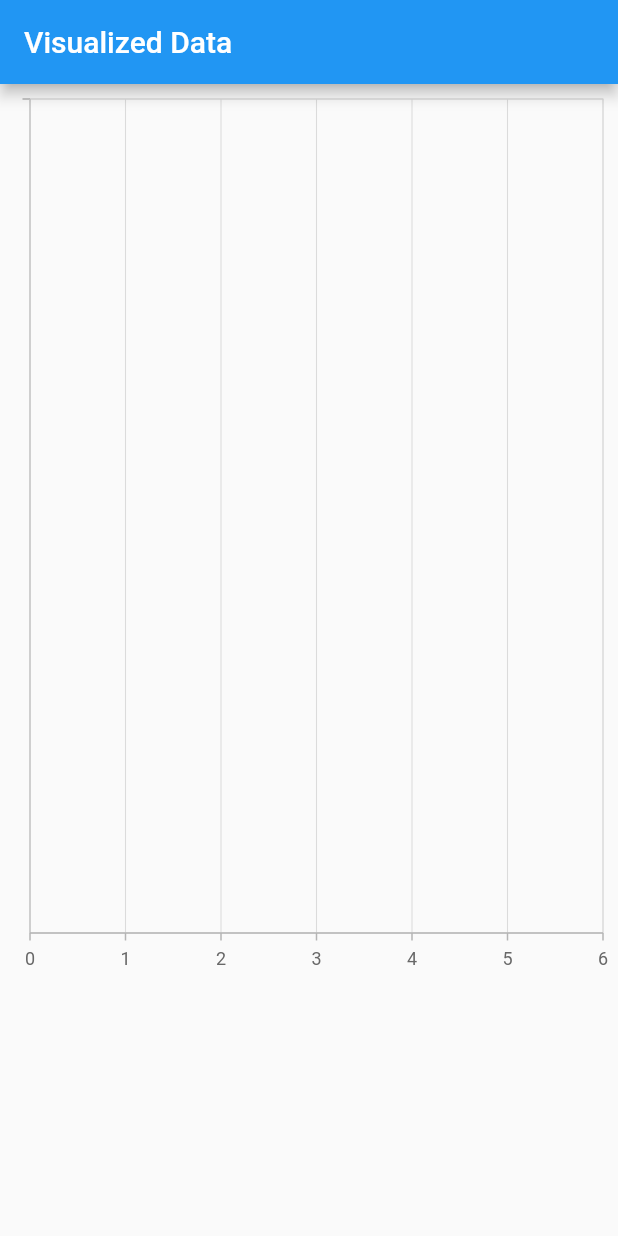
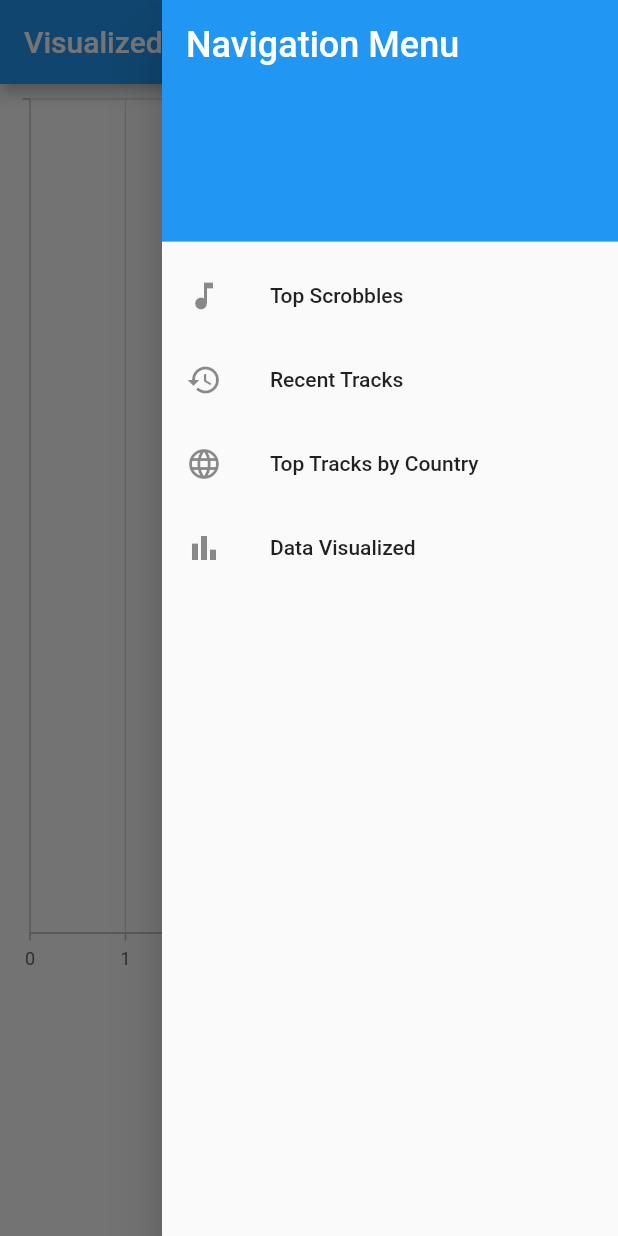
Before and after one commit to CSCI4100U/musicVisualized, a Flutter app: the VisualizedDataPage screen opened directly, with the side drawer open (before the commit the screen has no drawer), on a phone screen of 412 x 824 dp. Run offline on Flutter 3.47's test engine with Material 2 defaults, Android fonts, the phone set to English and light mode, and no system bars; our stand-ins replace cloud_firestore, country_picker, firebase_core, flutter_dotenv, geocoding, geolocator and 3 more; accounts and stored records are empty.

Commit message:
bug-fixing

```diff
--- a/final_project/lib/main.dart
+++ b/final_project/lib/main.dart
@@ -5,9 +5,11 @@
 import '../account/login.dart';
 import '../account/registration.dart';
 
+
 Future<void> main() async {
   // WidgetsFlutterBinding.ensureInitialized();
   // await Firebase.initializeApp();
+
   runApp(MyApp());
 }
 
@@ -26,6 +28,7 @@
 }
 
 class MyHomePage extends StatelessWidget {
+
   void navigateToLogin(BuildContext context) {
     Navigator.push(
       context,
@@ -33,7 +36,9 @@
         builder: (context) => LoginPage(toggleView: () => navigateToRegister(context)),
       ),
     );
+
   }
+
 
   void navigateToRegister(BuildContext context) {
     Navigator.push(
--- a/final_project/lib/top_data/top_visulized_data.dart
+++ b/final_project/lib/top_data/top_visulized_data.dart
@@ -5,6 +5,10 @@
 import 'package:shared_preferences/shared_preferences.dart'; // for local storage
 import 'package:syncfusion_flutter_charts/charts.dart'; // for Syncfusion charts
 import '../utils/db_utils.dart';
+import 'top_scrobbles.dart'; // Ensure you have this page
+import '../recent_tracks.dart'; // Ensure you have this page
+import 'geo_top_tracks.dart'; // Ensure you have this page
+
 
 class VisualizedDataPage extends StatefulWidget {
   @override
@@ -85,11 +89,75 @@
     }
   }
 
+
+
   @override
   Widget build(BuildContext context) {
     return Scaffold(
       appBar: AppBar(
         title: Text('Visualized Data'),
+      ),
+      endDrawer: Drawer(
+        child: ListView(
+          padding: EdgeInsets.zero,
+          children: <Widget>[
+            DrawerHeader(
+              decoration: BoxDecoration(
+                color: Colors.blue,
+              ),
+              child: Text(
+                'Navigation Menu',
+                style: TextStyle(
+                  color: Colors.white,
+                  fontSize: 24,
+                ),
+              ),
+            ),
+            ListTile(
+              leading: Icon(Icons.music_note),
+              title: Text('Top Scrobbles'),
+              onTap: () {
+                Navigator.pop(context);
+                Navigator.pushReplacement(
+                    context,
+                    MaterialPageRoute(builder: (context)=> TopScrobblesPage())
+                );
+              },
+            ),
+            ListTile(
+              leading: Icon(Icons.history),
+              title: Text('Recent Tracks'),
+              onTap: () {
+                Navigator.pop(context);
+                Navigator.pushReplacement(
+                  context,
+                  MaterialPageRoute(builder: (context) => RecentTracksPage()),
+                );
+              },
+            ),
+            ListTile(
+              leading: Icon(Icons.language),
+              title: Text('Top Tracks by Country'),
+              onTap: () {
+                Navigator.pop(context);
+                Navigator.pushReplacement(
+                  context,
+                  MaterialPageRoute(builder: (context) => MostStreamedTracksPage()),
+                );
+              },
+            ),
+            ListTile(
+              leading: Icon(Icons.bar_chart),
+              title: Text('Data Visualized'),
+
+              onTap: () {
+
+                Navigator.pop(context);
+
+              },
+            ),
+          ],
+        ),
       ),
       body: SingleChildScrollView(
         child: Center(
--- a/final_project/pubspec.yaml
+++ b/final_project/pubspec.yaml
@@ -44,6 +44,7 @@
   shared_preferences: ^2.2.2
   cloud_firestore: ^4.13.0
   firebase_core: ^2.22.0
+
 
 
 
```
